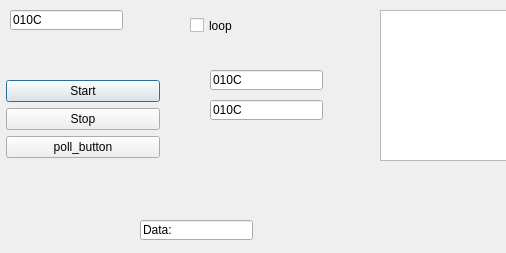
Qt form UI/main.ui (KrayteR/PythonProject_OBD2_ELM327) before a commit; both pictures show x 0 to 506 and y 0 to 253 of the 791 by 253 pixel window.
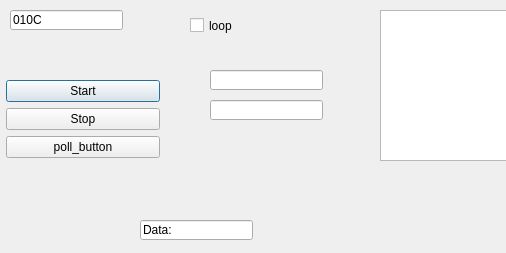
The same form after that commit.

Commit message: feat: decoding 2 messages and sending to gui

```diff
--- a/UI/main.ui
+++ b/UI/main.ui
@@ -105,7 +105,7 @@
     </rect>
    </property>
    <property name="text">
-    <string>010C</string>
+    <string/>
    </property>
   </widget>
   <widget class="QLineEdit" name="lineEdit_V">
@@ -118,7 +118,7 @@
     </rect>
    </property>
    <property name="text">
-    <string>010C</string>
+    <string/>
    </property>
   </widget>
  </widget>
```
The commit also changes 1 other file.
